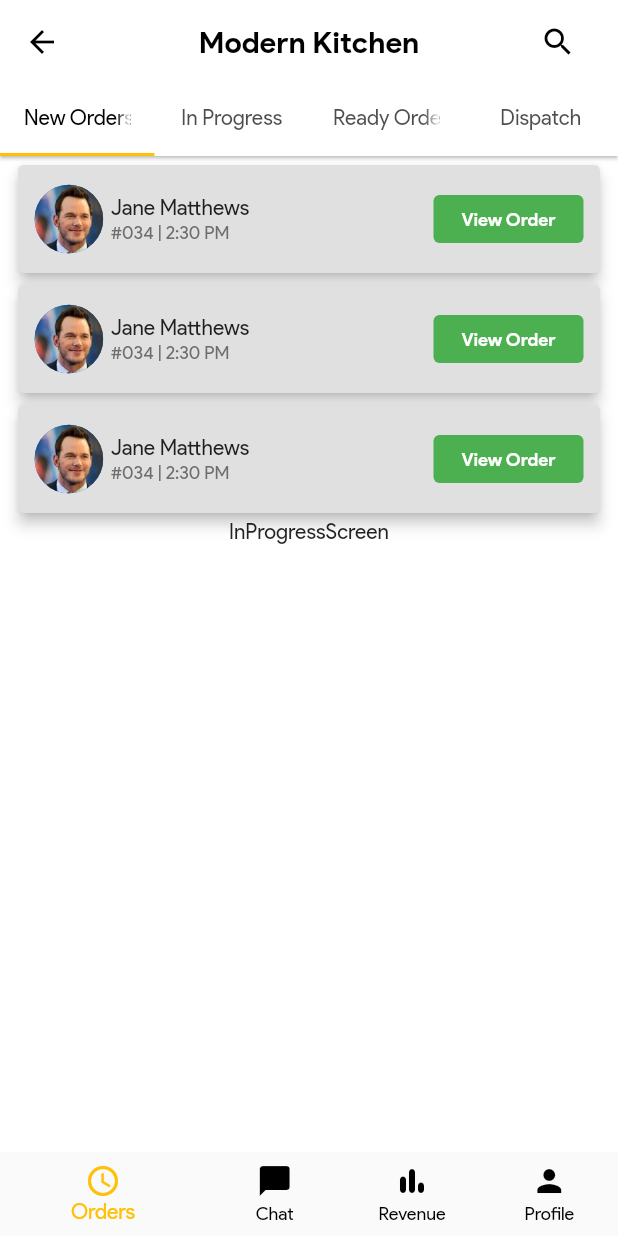
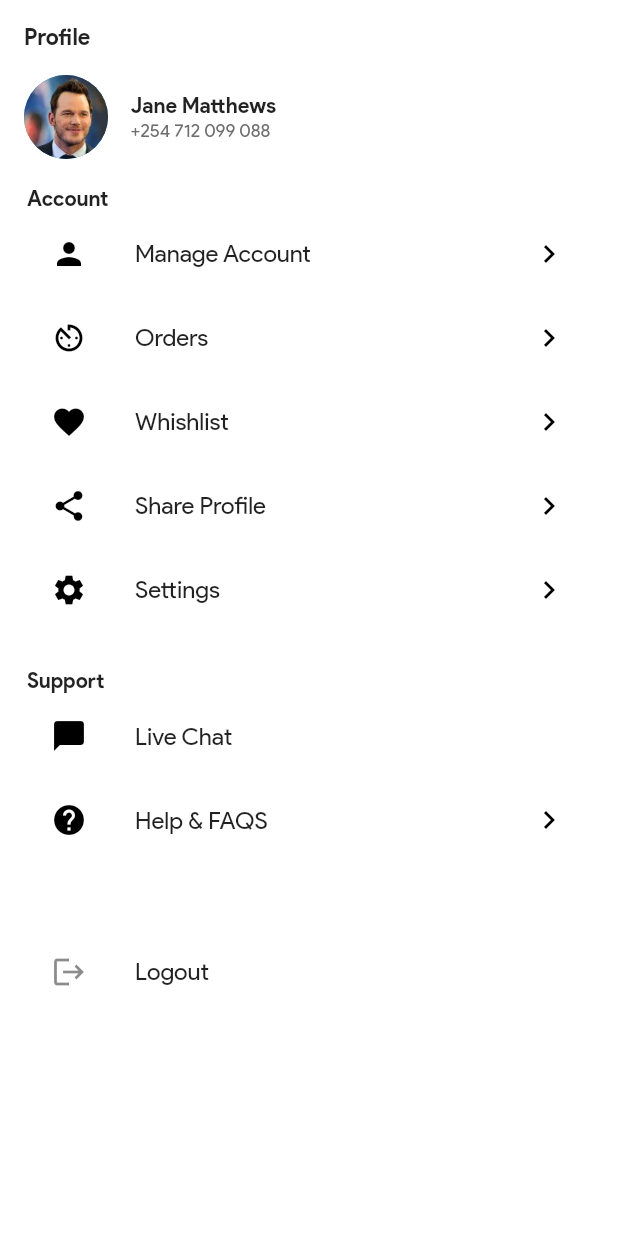
Before and after one commit to YohanisTaye87/zoner, a Flutter app: the screen it shows after launch, on a phone screen of 412 x 824 dp. Run offline on Flutter 3.47's test engine with Material 2 defaults, Android fonts, the phone set to English and light mode, and no system bars; our stand-ins replace charts_flutter, eva_icons_flutter, intl_phone_number_input, pin_code_fields.

Commit message:
The Customer page has been added to reepo

```diff
--- a/lib/main.dart
+++ b/lib/main.dart
@@ -6,12 +6,12 @@ import 'package:flutter/material.dart';
 import 'Widget/LoginButton.dart';
 import 'models/bar_chart_model.dart';
 import 'pages/NewOrderScreen.dart';
-
 import 'pages/RevenueGreaph.dart';
 import 'pages/SignUpPage.dart';
 import 'pages/LoginPage.dart';
 import 'pages/ViewOrderScreen.dart';
 import 'pages/OTPScreen.dart';
+import 'pages/customerPages/Profile.dart';
 
 void main() => runApp(const MyApp());
 
@@ -27,15 +27,26 @@ class MyApp extends StatelessWidget {
         primarySwatch: Colors.blue,
         textTheme: TextTheme(),
       ),
-      home: Scaffold(
+      initialRoute: '/',
+      routes: {
+        '/': (context) => ProfilePage(),
+        /*   "/ManageAccount":(context) => ,
+       "/Orders":(context) => ,
+       "/Whishlist":(context) => ,
+       "/Share":(context) => ,
+       "/Settings":(context) => , */
+      },
+      /*  home: /*  Scaffold(
         body:
             // OTPScreen(),
             // page7(),
 
             // page6(),
-            NewOrderScreen(),
-        // OrderViewPage(),
-      ),
+            // NewOrderScreen(),
+            // OrderViewPage(),
+
+      ), */
+          ProfilePage(), */
     );
   }
 }
--- /dev/null
+++ b/lib/pages/customerPages/Profile.dart
@@ -0,0 +1,215 @@
+import 'package:flutter/material.dart';
+
+class ProfilePage extends StatelessWidget {
+  final Map Profilebutton = {
+    "Account": [
+      {
+        Icon: Icons.person,
+        "title": "Manage Account",
+        "fIcon": Icons.keyboard_arrow_right,
+        "navPage": "/ManageAccount"
+      },
+      {
+        Icon: Icons.av_timer_outlined,
+        "title": "Orders",
+        "fIcon": Icons.keyboard_arrow_right,
+        "navPage": "/Orders"
+      },
+      {
+        Icon: Icons.favorite,
+        "title": "Whishlist",
+        "fIcon": Icons.keyboard_arrow_right,
+        "navPage": "/Whishlist"
+      },
+      {
+        Icon: Icons.share,
+        "title": "Share Profile",
+        "fIcon": Icons.keyboard_arrow_right,
+        "navPage": "/Share"
+      },
+      {
+        Icon: Icons.settings,
+        "title": "Settings",
+        "fIcon": Icons.keyboard_arrow_right,
+        "navPage": "/Settings"
+      }
+    ],
+    "Support": [
+      {
+        Icon: Icons.chat_bubble,
+        "title": "Live Chat",
+        "indicator": false,
+        "fIcon": Null,
+        "navPage": "/LiveChat"
+      },
+      {
+        Icon: Icons.help,
+        "title": "Help & FAQS",
+        "indicator": true,
+        "fIcon": Icons.keyboard_arrow_right,
+        "navPage": "/LiveChat"
+      }
+    ]
+  };
+
+  @override
+  Widget build(BuildContext context) {
+    Size size = MediaQuery.of(context).size;
+    return Scaffold(
+      backgroundColor: Colors.white,
+      body: Padding(
+        padding: const EdgeInsets.all(8.0),
+        child: Column(
+          crossAxisAlignment: CrossAxisAlignment.start,
+          children: [
+            Padding(
+              padding: const EdgeInsets.all(8.0),
+              child: Text(
+                "Profile",
+                style: TextStyle(
+                  fontSize: 15,
+                  fontWeight: FontWeight.bold,
+                ),
+              ),
+            ),
+            Padding(
+              padding: const EdgeInsets.all(8.0),
+              child: Row(
+                children: [
+                  CircleAvatar(
+                    backgroundImage: AssetImage('Assets/Images/face.jpeg'),
+                    radius: 28,
+                  ),
+                  Padding(
+                    padding: const EdgeInsets.symmetric(horizontal: 15),
+                    child: Column(
+                      crossAxisAlignment: CrossAxisAlignment.start,
+                      children: [
+                        Text(
+                          "Jane Matthews",
+                          style: TextStyle(
+                            fontFamily: 'Product Sans',
+                            fontWeight: FontWeight.bold,
+                            fontSize: 14,
+                          ),
+                        ),
+                        Text(
+                          "+254 712 099 088",
+                          style: TextStyle(
+                            fontFamily: 'Product Sans',
+                            fontWeight: FontWeight.w400,
+                            fontSize: 12,
+                            color: Color(0xFF6D6D6D),
+                          ),
+                        ),
+                      ],
+                    ),
+                  ),
+                ],
+              ),
+            ),
+
+            Padding(
+              padding: const EdgeInsets.all(10.0),
+              child: Column(
+                crossAxisAlignment: CrossAxisAlignment.start,
+                children: [
+                  Text(
+                    "Account",
+                    style: TextStyle(
+                      fontFamily: 'Product Sans',
+                      fontWeight: FontWeight.bold,
+                      fontSize: 14,
+                    ),
+                  ),
+                  Container(
+                    width: size.width,
+                    height: size.height * 0.37,
+                    child: ListView.builder(
+                      itemBuilder: (context, index) {
+                        return InkWell(
+                          onTap: () {
+                            Navigator.pushNamed(
+                                context, Profilebutton[index]["navPage"]);
+                          },
+                          child: ListTile(
+                            leading: Icon(
+                              Profilebutton["Account"][index][Icon],
+                              color: Colors.black,
+                            ),
+                            title:
+                                Text(Profilebutton["Account"][index]["title"]),
+                            trailing: Icon(
+                              Profilebutton["Account"][index]["fIcon"],
+                              color: Colors.black,
+                            ),
+                          ),
+                        );
+                      },
+                      itemCount: 5,
+                    ),
+                  ),
+                  Text(
+                    "Support",
+                    style: TextStyle(
+                      fontFamily: 'Product Sans',
+                      fontWeight: FontWeight.bold,
+                      fontSize: 14,
+                    ),
+                  ),
+                  Container(
+                    width: size.width,
+                    height: size.height * 0.13,
+                    child: ListView.builder(
+                      itemBuilder: (context, index) {
+                        return InkWell(
+                          onTap: () {
+                            Navigator.pushNamed(
+                                context, Profilebutton[index]["navPage"]);
+                          },
+                          child: ListTile(
+                            leading: Icon(
+                              Profilebutton["Support"][index][Icon],
+                              color: Colors.black,
+                            ),
+                            title:
+                                Text(Profilebutton["Support"][index]["title"]),
+                            trailing: Profilebutton["Support"][index]
+                                    ["indicator"]
+                                ? Icon(
+                                    Profilebutton["Support"][index]["fIcon"],
+                                    color: Colors.black,
+                                  )
+                                : Text(""),
+                          ),
+                        );
+                      },
+                      itemCount: 2,
+                    ),
+                  ),
+                  Container(
+                    margin: EdgeInsets.only(top: 50),
+                    child: InkWell(
+                      onTap: () {
+                        print(" this is the lOGING OUT BUTT");
+                      },
+                      child: ListTile(
+                        leading: Icon(Icons.logout),
+                        title: Text("Logout"),
+                      ),
+                    ),
+                  )
+                ],
+              ),
+            )
+            // this one is the edge of parent collumn
+          ],
+        ),
+      ),
+    );
+  }
+}
+
+Widget SupprtListTile() {
+  return ListTile();
+}
```
Also changed, not shown: lib/pages/customerPages/ManageAccountPage.dart (added), lib/pages/customerPages/Orders.dart (added), lib/pages/customerPages/Settings.dart (added), lib/pages/customerPages/Share.dart (added), lib/pages/customerPages/Whishlists.dart (added).
